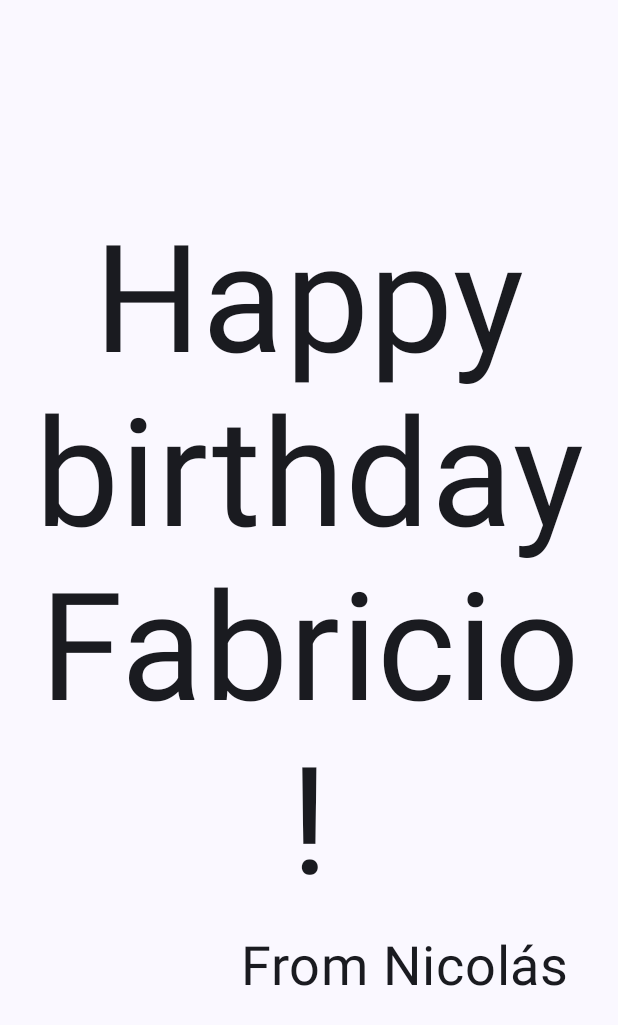
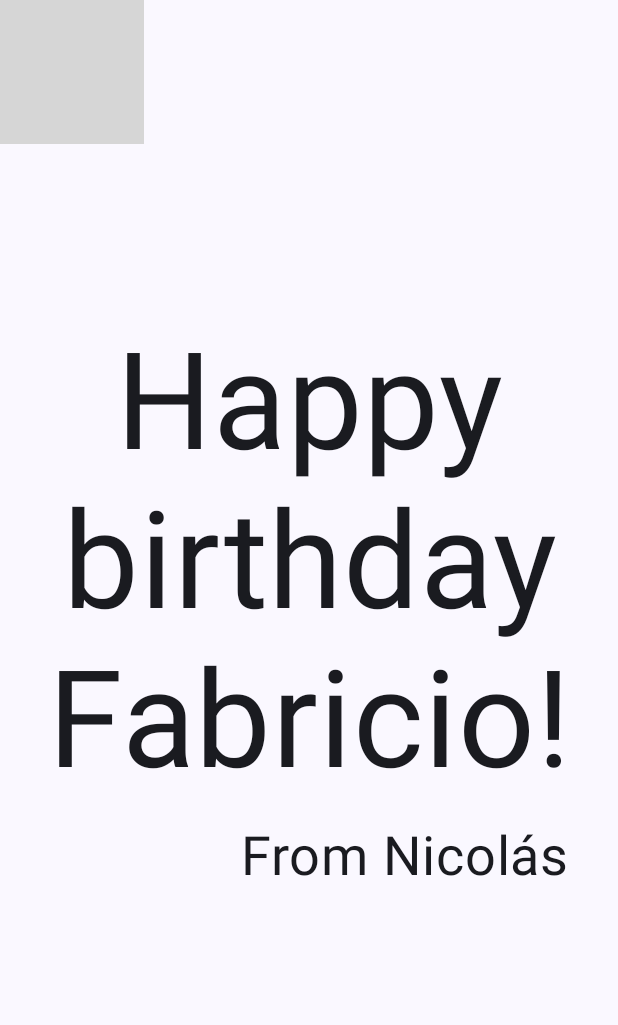
Before and after one commit to nicolasCristaldo/happy-hirthday-app_android, an Android app built with Jetpack Compose: the screen it shows after launch (MainActivity), on a phone screen of 412 x 824 dp. Shown: the top 1025 px of the screen. Run offline under Robolectric (Android 15) with nearby library versions, the phone set to English and light mode, and no system bars; grey boxes are pictures that could not be loaded.

Commit message:
commit 2

```diff
--- a/app/src/main/java/com/nicolascristaldo/happybirthday/MainActivity.kt
+++ b/app/src/main/java/com/nicolascristaldo/happybirthday/MainActivity.kt
@@ -4,7 +4,9 @@ import android.os.Bundle
 import androidx.activity.ComponentActivity
 import androidx.activity.compose.setContent
 import androidx.activity.enableEdgeToEdge
+import androidx.compose.foundation.Image
 import androidx.compose.foundation.layout.Arrangement
+import androidx.compose.foundation.layout.Box
 import androidx.compose.foundation.layout.Column
 import androidx.compose.foundation.layout.Row
 import androidx.compose.foundation.layout.fillMaxSize
@@ -16,6 +18,9 @@ import androidx.compose.material3.Text
 import androidx.compose.runtime.Composable
 import androidx.compose.ui.Alignment
 import androidx.compose.ui.Modifier
+import androidx.compose.ui.layout.ContentScale
+import androidx.compose.ui.res.painterResource
+import androidx.compose.ui.res.stringResource
 import androidx.compose.ui.text.style.TextAlign
 import androidx.compose.ui.tooling.preview.Preview
 import androidx.compose.ui.unit.dp
@@ -32,10 +37,9 @@ class MainActivity : ComponentActivity() {
                     modifier = Modifier.fillMaxSize(),
                     color = MaterialTheme.colorScheme.background
                 ) {
-                    GreetingText(
-                        message = "Happy birthday Fabricio!",
-                        from = "From Nicolás",
-                        modifier = Modifier.padding(8.dp)
+                    GreetingImage(
+                        message = stringResource(R.string.happy_birthday_text),
+                        from = stringResource(R.string.signature_text)
                     )
                 }
             }
@@ -51,8 +55,8 @@ fun GreetingText(message: String, from: String, modifier: Modifier = Modifier) {
     ) {
         Text(
             text = message,
-            fontSize = 100.sp,
-            lineHeight = 116.sp,
+            fontSize = 90.sp,
+            lineHeight = 106.sp,
             textAlign = TextAlign.Center
         )
         Text(
@@ -66,14 +70,35 @@ fun GreetingText(message: String, from: String, modifier: Modifier = Modifier) {
     }
 }
 
-/*
+@Composable
+fun GreetingImage(message: String, from: String, modifier: Modifier = Modifier) {
+    val image = painterResource(R.drawable.androidparty)
+    Box(modifier) {
+        Image(
+            painter = image,
+            contentDescription = null,
+            contentScale = ContentScale.Crop,
+            alpha = 0.5F
+        )
+        GreetingText(
+            message = message,
+            from = from,
+            modifier = Modifier
+                .fillMaxSize()
+                .padding(8.dp)
+        )
+    }
+}
+
 @Preview(showBackground = true)
 
 @Composable
 fun BirthdayCardPreview() {
     HappyBirthdayTheme {
-        GreetingText(message = "Happy birthday Fabricio!", from = "From Nicolás")
+        GreetingImage(
+            message = "Happy Birthday Fabricio!",
+            from = "From Nicolás"
+        )
+        //GreetingText(message = "Happy birthday Fabricio!", from = "From Nicolás")
     }
 }
-
- */
--- a/app/src/main/res/values/strings.xml
+++ b/app/src/main/res/values/strings.xml
@@ -1,3 +1,5 @@
 <resources>
     <string name="app_name">Happy Birthday</string>
+    <string name="happy_birthday_text">Happy birthday Fabricio!</string>
+    <string name="signature_text">From Nicolás</string>
 </resources>
```
Also changed, not shown: 1 other file.
